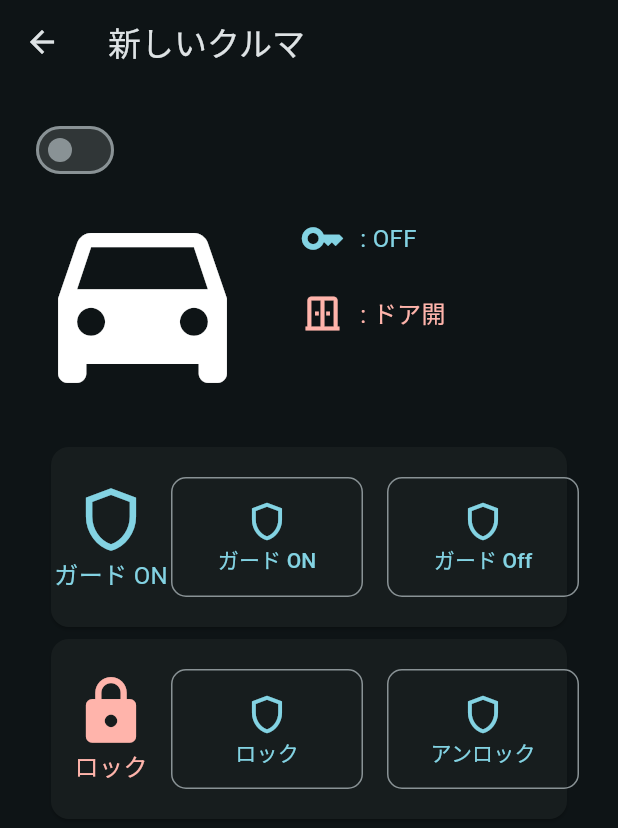
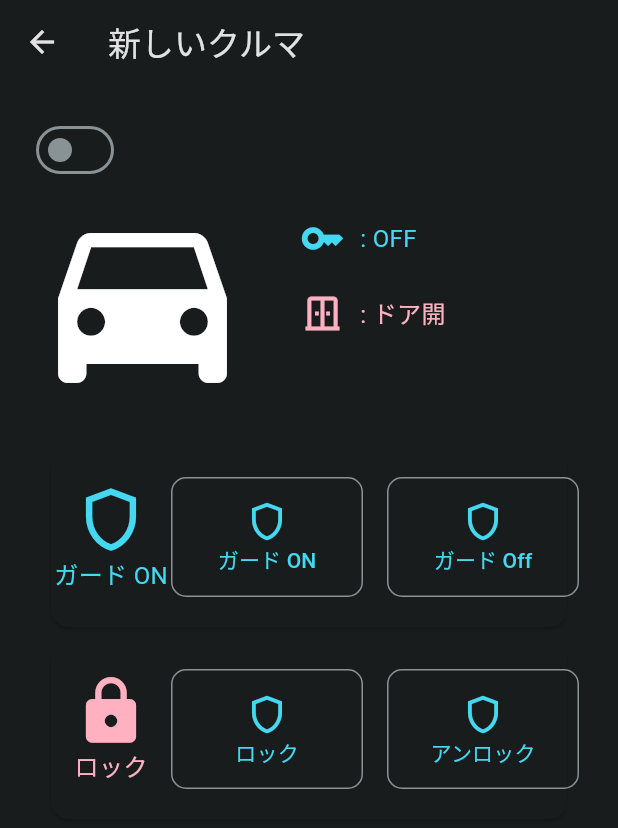
Before and after one commit to cos-overclock/deepsky-flutter-view, a Flutter app: the screen it shows after launch, after a tap on "新しいクルマ", on a phone screen of 412 x 824 dp. Shown: the top 828 px of the screen. Run offline on Flutter 3.47's test engine with Material 2 defaults, Android fonts, the light colour scheme and no system bars; our stand-ins replace dynamic_color, flutter_riverpod, freezed_annotation.

Commit message:
add custom color

```diff
--- a/lib/main.dart
+++ b/lib/main.dart
@@ -2,6 +2,8 @@ import 'package:flutter/material.dart';
 import 'package:flutter_riverpod/flutter_riverpod.dart';
 
 import 'page/main_page/main_page.dart';
+import 'value/color/color_schemes.g.dart';
+import 'value/color/custom_color.g.dart';
 
 void main() {
   runApp(const ProviderScope(child: MainApp()));
@@ -15,12 +17,14 @@ class MainApp extends StatelessWidget {
     return MaterialApp(
       theme: ThemeData(
         useMaterial3: true,
-        colorSchemeSeed: Colors.cyan,
+        colorScheme: lightColorScheme,
+        extensions: [lightCustomColors],
         brightness: Brightness.light,
       ),
       darkTheme: ThemeData(
         useMaterial3: true,
-        colorSchemeSeed: Colors.cyan,
+        colorScheme: darkColorScheme,
+        extensions: [darkCustomColors],
         brightness: Brightness.dark,
       ),
       themeMode: ThemeMode.dark,
--- a/lib/view/car_detail_view/car_state_component.dart
+++ b/lib/view/car_detail_view/car_state_component.dart
@@ -1,3 +1,4 @@
+import 'package:deepsky_flutter/value/color/custom_color.g.dart';
 import 'package:flutter/material.dart';
 
 class CarStateComponent extends StatelessWidget {
@@ -20,7 +21,7 @@ class CarStateComponent extends StatelessWidget {
             size: 30,
             color: on
                 ? Theme.of(context).colorScheme.primary
-                : Theme.of(context).colorScheme.error,
+                : Theme.of(context).extension<CustomColors>()!.statecolor,
           ),
           Padding(
               padding: const EdgeInsets.only(left: 10),
@@ -30,7 +31,7 @@ class CarStateComponent extends StatelessWidget {
                   fontSize: 16,
                   color: on
                       ? Theme.of(context).colorScheme.primary
-                      : Theme.of(context).colorScheme.error,
+                      : Theme.of(context).extension<CustomColors>()!.statecolor,
                 ),
               )),
         ],
--- a/lib/view/car_detail_view/car_state_icon.dart
+++ b/lib/view/car_detail_view/car_state_icon.dart
@@ -1,4 +1,6 @@
 import 'package:flutter/material.dart';
+
+import 'package:deepsky_flutter/value/color/custom_color.g.dart';
 
 class CarStateIcon extends StatelessWidget {
   const CarStateIcon(
@@ -22,7 +24,7 @@ class CarStateIcon extends StatelessWidget {
                     : Icons.abc,
             color: on
                 ? Theme.of(context).colorScheme.primary
-                : Theme.of(context).colorScheme.error,
+                : Theme.of(context).extension<CustomColors>()!.statecolor,
             size: 50,
           ),
           Text(
@@ -30,7 +32,7 @@ class CarStateIcon extends StatelessWidget {
             style: TextStyle(
               color: on
                   ? Theme.of(context).colorScheme.primary
-                  : Theme.of(context).colorScheme.error,
+                  : Theme.of(context).extension<CustomColors>()!.statecolor,
               fontSize: Theme.of(context).textTheme.bodyLarge!.fontSize,
             ),
           ),
--- a/lib/view/car_select_view/car_list_view.dart
+++ b/lib/view/car_select_view/car_list_view.dart
@@ -21,7 +21,7 @@ class CarListView extends ConsumerWidget {
           key: Key('$index'),
         ),
         itemCount: activeCarList.length,
-        onReorder: (int oldIndex, int newIndex) =>
+        onReorder: (oldIndex, newIndex) =>
             _onReorder(activeCarList, oldIndex, newIndex),
         proxyDecorator: (widget, _, __) => Opacity(opacity: 0.5, child: widget),
         shrinkWrap: true,
@@ -34,7 +34,7 @@ class CarListView extends ConsumerWidget {
           key: Key('$index'),
         ),
         itemCount: disableCarList.length,
-        onReorder: (int oldIndex, int newIndex) =>
+        onReorder: (oldIndex, newIndex) =>
             _onReorder(disableCarList, oldIndex, newIndex),
         proxyDecorator: (widget, _, __) => Opacity(opacity: 0.5, child: widget),
         shrinkWrap: true,
--- a/pubspec.yaml
+++ b/pubspec.yaml
@@ -7,6 +7,7 @@ environment:
   sdk: '>=2.19.4 <3.0.0'
 
 dependencies:
+  dynamic_color: ^1.6.2
   flutter:
     sdk: flutter
   flutter_riverpod: ^2.3.2
```
Also changed, not shown: lib/value/color/color_schemes.g.dart (added), lib/value/color/custom_color.g.dart (added), pubspec.lock, 5 other files.
